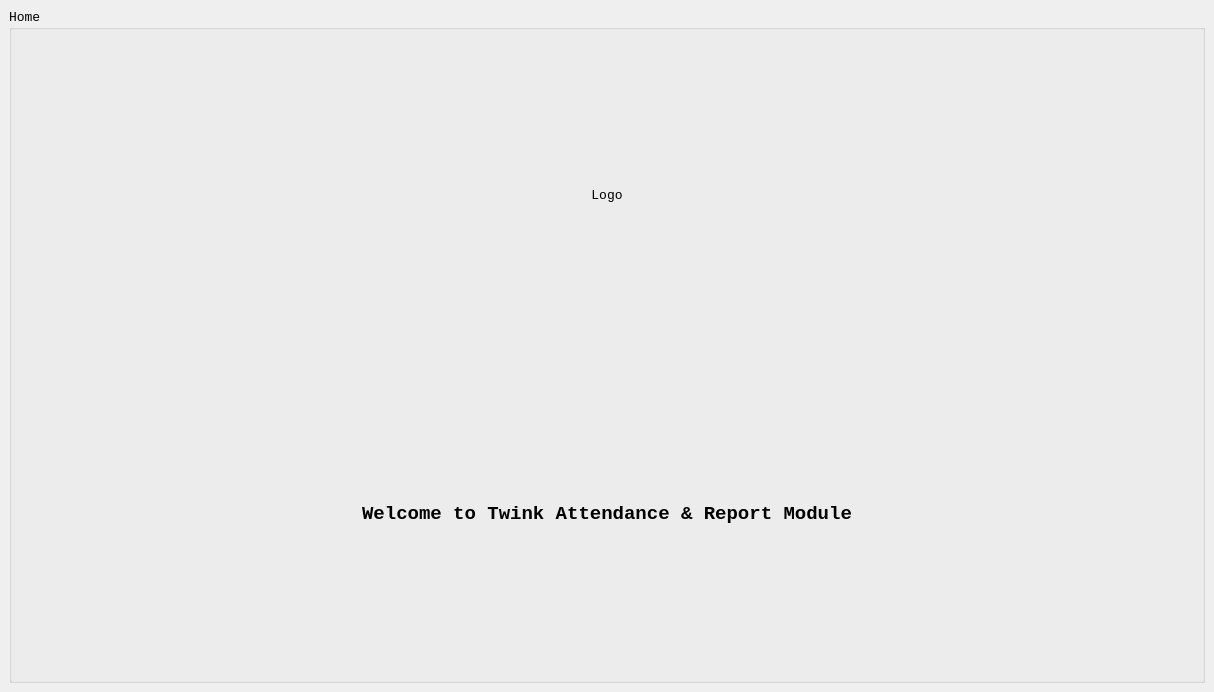
First picture: the form in _internal/F2_MODULES/BASE_WIN/UI-HomePage.ui, repository Asta-Twink/Twink_06MA, before the edit.
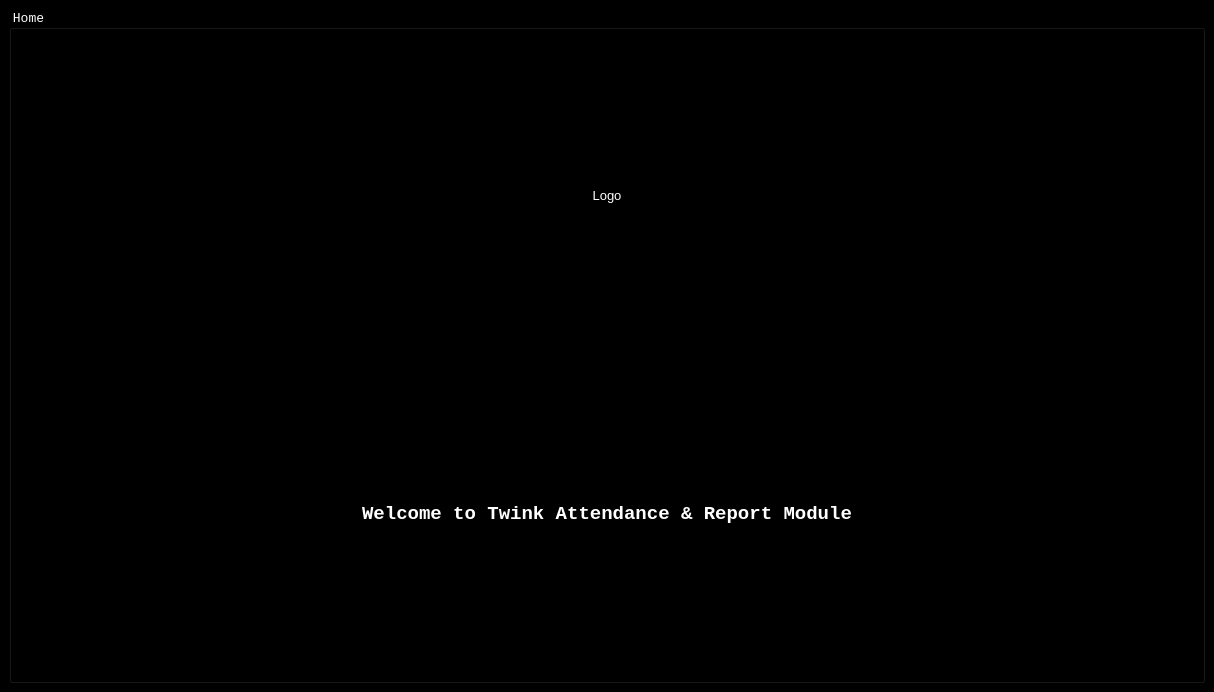
Second picture: the form after the edit.

Diff of the .ui file:
```diff
--- a/_internal/F2_MODULES/BASE_WIN/UI-HomePage.ui
+++ b/_internal/F2_MODULES/BASE_WIN/UI-HomePage.ui
@@ -15,7 +15,8 @@
   </property>
   <widget class="QWidget" name="centralwidget">
    <property name="styleSheet">
-    <string notr="true"/>
+    <string notr="true">background-color: black;
+color: white;</string>
    </property>
    <layout class="QGridLayout" name="gridLayout_2">
     <item row="0" column="0">
```
